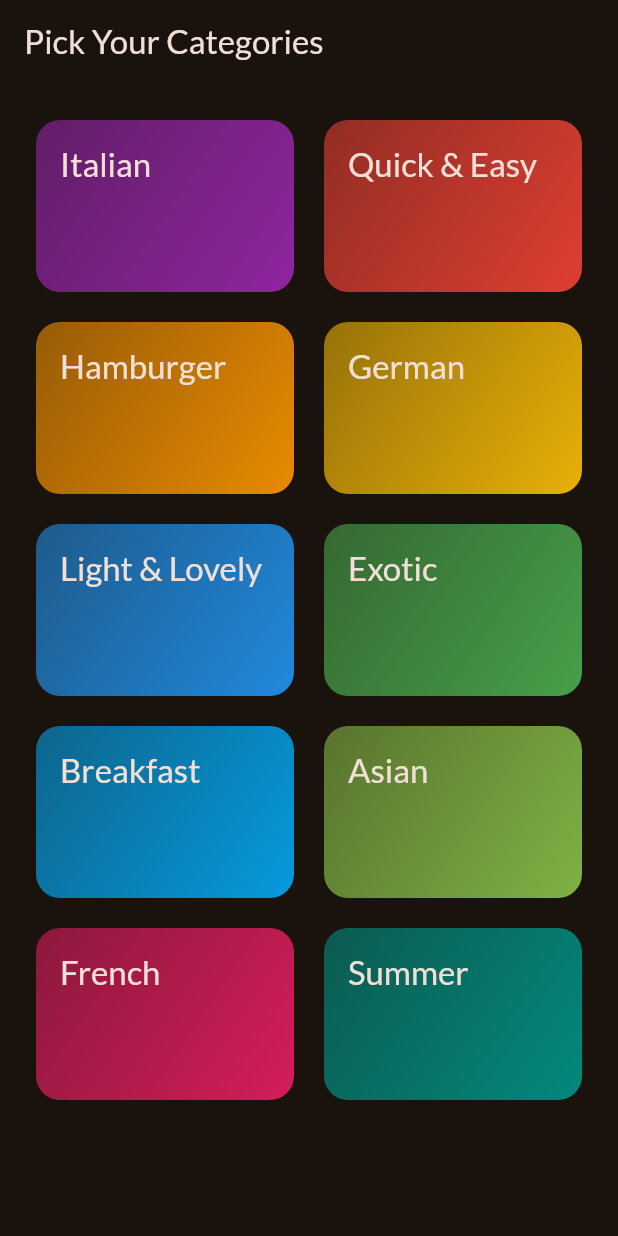
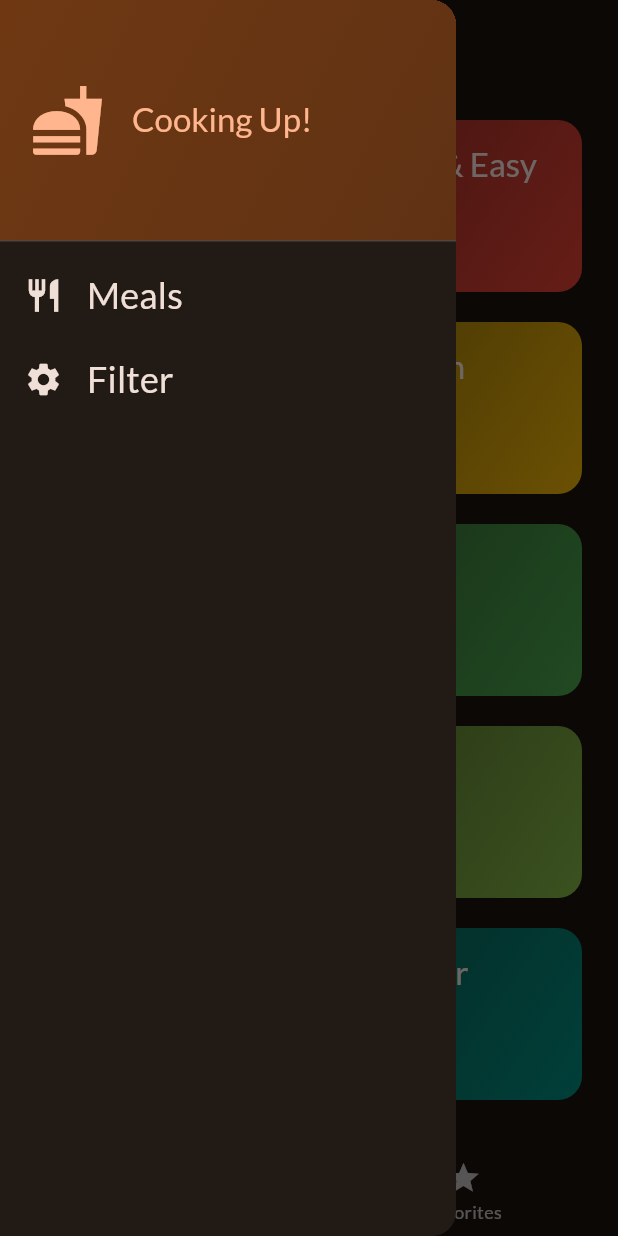
Before and after one commit to Kalp1210/flutter_projects, a Flutter app: the screen it shows after launch, with the side drawer open (before the commit the screen has no drawer), on a phone screen of 412 x 824 dp. Run offline on Flutter 3.47's test engine with Material 3 defaults, Android fonts, the phone set to English and light mode, and no system bars; our stand-ins replace google_fonts, transparent_image.

Commit message:
Implement tabs navigation and meal details screen; add main drawer and enhance meal item interaction

```diff
--- a/adv_basics/lib/main.dart
+++ b/adv_basics/lib/main.dart
@@ -101,11 +101,11 @@
 //   // });
 // }
 
-// ==================================
+// ============================screens======
 // SECTION 8 AND 9
 // ==================================
 
-import 'package:adv_basics/screens/sectionScreens8/categories.dart';
+import 'package:adv_basics/screens/sectionScreens8/tabs.dart';
 
 import 'package:flutter/material.dart';
 
@@ -131,7 +131,7 @@ class App extends StatelessWidget {
   Widget build(BuildContext context) {
     return MaterialApp(
       theme: theme,
-      home: CategoiresScreen(),
+      home: TabsScreen(),
       // home: MealsScreen(title: 'someCategory', meals: dummyMeals),
     );
   }
--- a/adv_basics/lib/screens/sectionScreens8/categories.dart
+++ b/adv_basics/lib/screens/sectionScreens8/categories.dart
@@ -1,11 +1,13 @@
 import 'package:adv_basics/data/sectionData8/dummy_data.dart';
 import 'package:adv_basics/models/sectionModels8/category.dart';
+import 'package:adv_basics/models/sectionModels8/meal.dart';
 import 'package:adv_basics/screens/sectionScreens8/meals.dart';
 import 'package:flutter/material.dart';
 import 'package:adv_basics/widgets/sectionWidget8/category_grid_item.dart';
 
 class CategoiresScreen extends StatelessWidget {
-  const CategoiresScreen({super.key});
+  const CategoiresScreen({super.key, required this.onToggleFavorite});
+  final void Function(Meal meal) onToggleFavorite;
 
   void _selectCategory(BuildContext context, Category category) {
     final filteredMeals = dummyMeals
@@ -14,6 +16,7 @@ class CategoiresScreen extends StatelessWidget {
     // Navigator.push(context, route)
     Navigator.of(context).push(MaterialPageRoute(
         builder: (ctx) => MealsScreen(
+              onToggleFavorite: onToggleFavorite,
               title: category.title,
               meals: filteredMeals,
             )));
@@ -22,11 +25,7 @@ class CategoiresScreen extends StatelessWidget {
   @override
   Widget build(BuildContext context) {
     final width = MediaQuery.of(context).size.width;
-    return Scaffold(
-      appBar: AppBar(
-        title: const Text('Pick Your Categories'),
-      ),
-      body: GridView(
+    return GridView(
       padding: const EdgeInsets.all(24),
       gridDelegate: SliverGridDelegateWithFixedCrossAxisCount(
         crossAxisCount: width < 600 ? 2 : 4,
@@ -41,7 +40,6 @@ class CategoiresScreen extends StatelessWidget {
               category: category,
               onSelectCategory: () => _selectCategory(context, category)),
       ],
-      ),
     );
   }
 }
--- /dev/null
+++ b/adv_basics/lib/screens/sectionScreens8/tabs.dart
@@ -0,0 +1,84 @@
+import 'package:adv_basics/models/sectionModels8/meal.dart';
+import 'package:adv_basics/screens/sectionScreens8/categories.dart';
+import 'package:adv_basics/screens/sectionScreens8/meals.dart';
+import 'package:adv_basics/widgets/sectionWidget8/main_drawer.dart';
+import 'package:flutter/material.dart';
+
+class TabsScreen extends StatefulWidget {
+  const TabsScreen({super.key});
+
+  @override
+  State<TabsScreen> createState() {
+    return _TabsScreenState();
+  }
+}
+
+class _TabsScreenState extends State<TabsScreen> {
+  int _selectedPageIndex = 0;
+
+  void _showInfoMessage(String message) {
+    ScaffoldMessenger.of(context).clearSnackBars();
+    ScaffoldMessenger.of(context).showSnackBar(
+      SnackBar(
+        content: Text(message),
+      ),
+    );
+  }
+
+  final List<Meal> _favoriteMeals = [];
+
+  void _toggleMealFavoriteStatus(Meal meal) {
+    final isExisting = _favoriteMeals.contains(meal);
+
+    if (isExisting) {
+      setState(() {
+        _favoriteMeals.remove(meal);
+      });
+      _showInfoMessage('Meal is no longer your favorite');
+    } else {
+      setState(() {
+        _favoriteMeals.add(meal);
+      });
+      _showInfoMessage('Meal is added to your favorite');
+    }
+  }
+
+  void _selectPage(int index) {
+    setState(() {
+      _selectedPageIndex = index;
+    });
+  }
+
+  @override
+  Widget build(BuildContext context) {
+    Widget activePage = CategoiresScreen(
+      onToggleFavorite: _toggleMealFavoriteStatus,
+    );
+    var activePageTitle = 'Categories';
+
+    if (_selectedPageIndex == 1) {
+      activePage = MealsScreen(
+        meals: _favoriteMeals,
+        onToggleFavorite: _toggleMealFavoriteStatus,
+      );
+      activePageTitle = 'Your Favorites';
+    }
+
+    return Scaffold(
+      appBar: AppBar(
+        title: Text(activePageTitle),
+      ),
+      drawer: MainDrawer(),
+      body: activePage,
+      bottomNavigationBar: BottomNavigationBar(
+        items: [
+          BottomNavigationBarItem(
+              icon: Icon(Icons.set_meal), label: 'Categories'),
+          BottomNavigationBarItem(icon: Icon(Icons.star), label: 'Favorites'),
+        ],
+        onTap: _selectPage,
+        currentIndex: _selectedPageIndex,
+      ),
+    );
+  }
+}
--- /dev/null
+++ b/adv_basics/lib/widgets/sectionWidget8/main_drawer.dart
@@ -0,0 +1,71 @@
+import 'package:flutter/material.dart';
+
+class MainDrawer extends StatelessWidget {
+  const MainDrawer({super.key});
+
+  @override
+  Widget build(BuildContext context) {
+    return Drawer(
+      child: Column(
+        children: [
+          DrawerHeader(
+            padding: const EdgeInsets.all(20),
+            decoration: BoxDecoration(
+              gradient: LinearGradient(colors: [
+                Theme.of(context).colorScheme.primaryContainer,
+                Theme.of(context).colorScheme.primaryContainer.withOpacity(0.8),
+              ], begin: Alignment.topLeft, end: Alignment.bottomRight),
+            ),
+            child: Row(
+              children: [
+                Icon(
+                  Icons.fastfood,
+                  size: 50,
+                  color: Theme.of(context).colorScheme.primary,
+                ),
+                const SizedBox(
+                  width: 18,
+                ),
+                Text(
+                  'Cooking Up!',
+                  style: Theme.of(context)
+                      .textTheme
+                      .titleLarge!
+                      .copyWith(color: Theme.of(context).colorScheme.primary),
+                )
+              ],
+            ),
+          ),
+          ListTile(
+            leading: Icon(
+              Icons.restaurant,
+              size: 26,
+              color: Theme.of(context).colorScheme.onBackground,
+            ),
+            title: Text(
+              'Meals',
+              style: Theme.of(context).textTheme.titleSmall!.copyWith(
+                  color: Theme.of(context).colorScheme.onBackground,
+                  fontSize: 24),
+            ),
+            onTap: () {},
+          ),
+           ListTile(
+            leading: Icon(
+              Icons.settings,
+              size: 26,
+              color: Theme.of(context).colorScheme.onBackground,
+            ),
+            title: Text(
+              'Filter',
+              style: Theme.of(context).textTheme.titleSmall!.copyWith(
+                  color: Theme.of(context).colorScheme.onBackground,
+                  fontSize: 24),
+            ),
+            onTap: () {},
+          ),
+        ],
+      ),
+    );
+  }
+}
```
Also changed, not shown: adv_basics/lib/screens/sectionScreens8/meal_details.dart (added, +66 -0 lines), adv_basics/lib/screens/sectionScreens8/meals.dart (+22 -4 lines), adv_basics/lib/widgets/sectionWidget8/meal_item.dart (+30 -3 lines), adv_basics/lib/widgets/sectionWidget8/meal_item_trait.dart (+14 -54 lines). Lines whose indentation alone changed are shown as unchanged.
